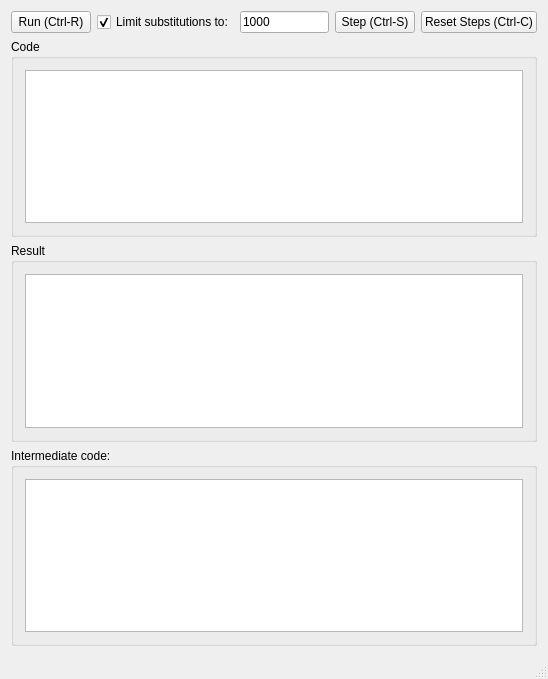
Above: mainwindow.ui from jakobkogler/slashes before the change. Below: the same form after it.
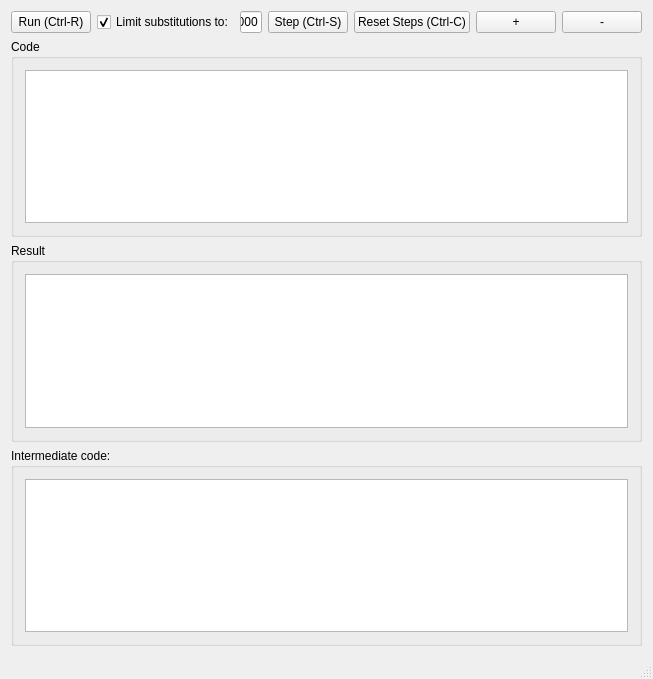
That is the form after the change.

Commit message: Increase/decrease text size part 2

What changed in the file:
```diff
--- a/mainwindow.ui
+++ b/mainwindow.ui
@@ -55,6 +55,20 @@
         </property>
        </widget>
       </item>
+      <item>
+       <widget class="QPushButton" name="increaseSize">
+        <property name="text">
+         <string>+</string>
+        </property>
+       </widget>
+      </item>
+      <item>
+       <widget class="QPushButton" name="decreaseSize">
+        <property name="text">
+         <string>-</string>
+        </property>
+       </widget>
+      </item>
      </layout>
     </item>
     <item>
@@ -64,7 +78,13 @@
       </property>
       <layout class="QHBoxLayout" name="horizontalLayout_2">
        <item>
-        <widget class="QTextEdit" name="codeTextEdit"/>
+        <widget class="QTextEdit" name="codeTextEdit">
+         <property name="font">
+          <font>
+           <family>Courier New</family>
+          </font>
+         </property>
+        </widget>
        </item>
       </layout>
      </widget>
@@ -77,6 +97,11 @@
       <layout class="QVBoxLayout" name="verticalLayout">
        <item>
         <widget class="QTextEdit" name="resultTextEdit">
+         <property name="font">
+          <font>
+           <family>Courier New</family>
+          </font>
+         </property>
          <property name="readOnly">
           <bool>true</bool>
          </property>
@@ -93,6 +118,11 @@
       <layout class="QVBoxLayout" name="verticalLayout_2">
        <item>
         <widget class="QTextEdit" name="intermediateTextEdit">
+         <property name="font">
+          <font>
+           <family>Courier New</family>
+          </font>
+         </property>
          <property name="readOnly">
           <bool>true</bool>
          </property>
```
The commit also changes 1 other file.
